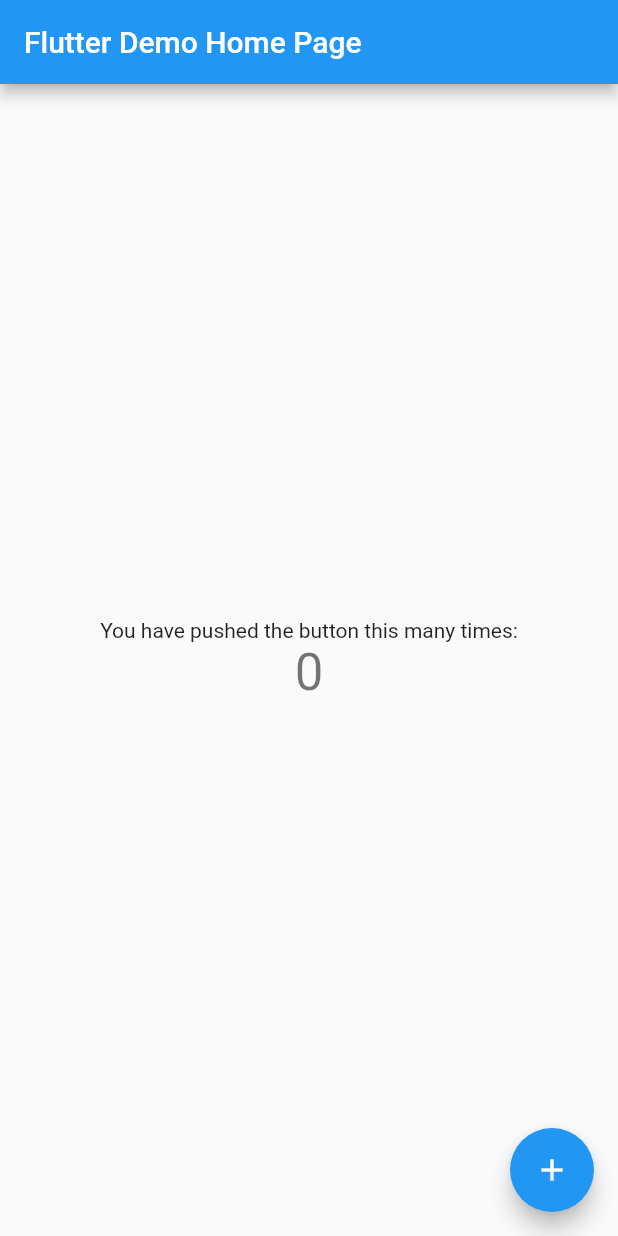
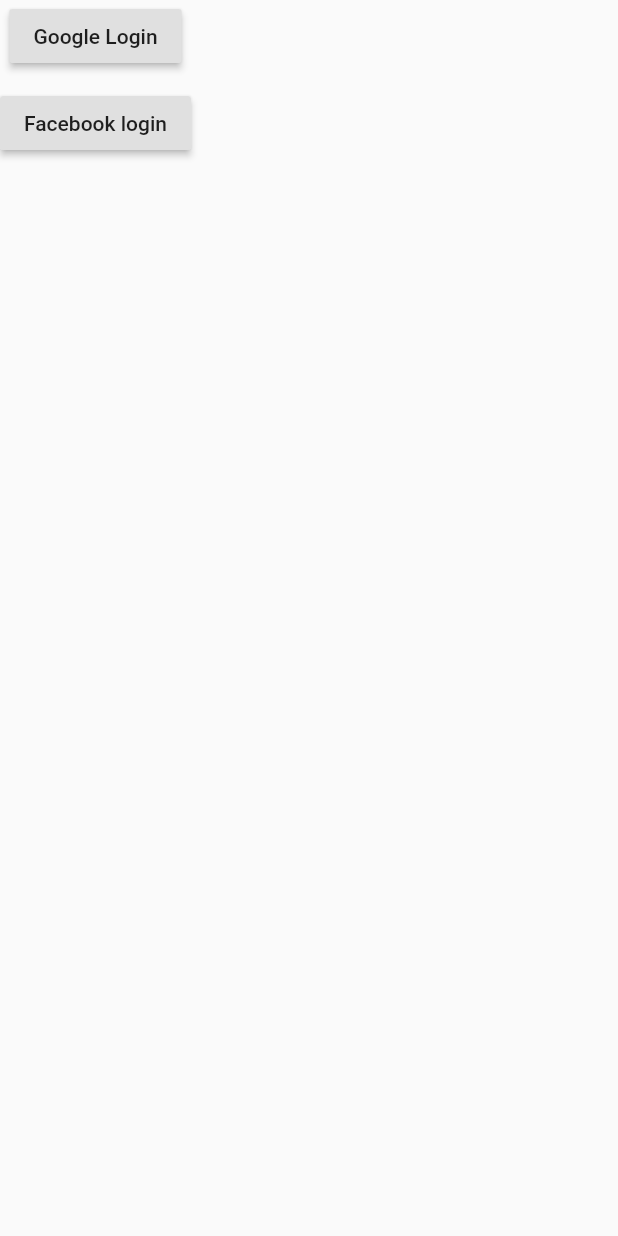
Before and after one commit to usman95/FlutterSocialModules, a Flutter app: the screen it shows after launch, on a phone screen of 412 x 824 dp. Run offline on Flutter 3.47's test engine with Material 2 defaults, Android fonts, the phone set to English and light mode, and no system bars; our stand-ins replace firebase_auth, google_sign_in; missing offline and left inert: flutter_facebook_login; accounts and stored records are empty.

Commit message:
gmail and fb login

```diff
--- a/lib/main.dart
+++ b/lib/main.dart
@@ -1,117 +1,118 @@
+import 'package:firebase_auth/firebase_auth.dart';
 import 'package:flutter/material.dart';
+import 'package:flutter_facebook_login/flutter_facebook_login.dart';
+import 'package:google_sign_in/google_sign_in.dart';
 
-void main() {
+main(){
   runApp(MyApp());
 }
 
 class MyApp extends StatelessWidget {
-  // This widget is the root of your application.
   @override
   Widget build(BuildContext context) {
     return MaterialApp(
-      title: 'Flutter Demo',
-      theme: ThemeData(
-        // This is the theme of your application.
-        //
-        // Try running your application with "flutter run". You'll see the
-        // application has a blue toolbar. Then, without quitting the app, try
-        // changing the primarySwatch below to Colors.green and then invoke
-        // "hot reload" (press "r" in the console where you ran "flutter run",
-        // or simply save your changes to "hot reload" in a Flutter IDE).
-        // Notice that the counter didn't reset back to zero; the application
-        // is not restarted.
-        primarySwatch: Colors.blue,
-        // This makes the visual density adapt to the platform that you run
-        // the app on. For desktop platforms, the controls will be smaller and
-        // closer together (more dense) than on mobile platforms.
-        visualDensity: VisualDensity.adaptivePlatformDensity,
-      ),
-      home: MyHomePage(title: 'Flutter Demo Home Page'),
+      debugShowCheckedModeBanner: false,
+      home:Wrapper() ,
     );
   }
 }
 
-class MyHomePage extends StatefulWidget {
-  MyHomePage({Key key, this.title}) : super(key: key);
 
-  // This widget is the home page of your application. It is stateful, meaning
-  // that it has a State object (defined below) that contains fields that affect
-  // how it looks.
 
-  // This class is the configuration for the state. It holds the values (in this
-  // case the title) provided by the parent (in this case the App widget) and
-  // used by the build method of the State. Fields in a Widget subclass are
-  // always marked "final".
-
-  final String title;
-
-  @override
-  _MyHomePageState createState() => _MyHomePageState();
-}
-
-class _MyHomePageState extends State<MyHomePage> {
-  int _counter = 0;
-
-  void _incrementCounter() {
-    setState(() {
-      // This call to setState tells the Flutter framework that something has
-      // changed in this State, which causes it to rerun the build method below
-      // so that the display can reflect the updated values. If we changed
-      // _counter without calling setState(), then the build method would not be
-      // called again, and so nothing would appear to happen.
-      _counter++;
-    });
-  }
-
+class Wrapper extends StatelessWidget {
   @override
   Widget build(BuildContext context) {
-    // This method is rerun every time setState is called, for instance as done
-    // by the _incrementCounter method above.
-    //
-    // The Flutter framework has been optimized to make rerunning build methods
-    // fast, so that you can just rebuild anything that needs updating rather
-    // than having to individually change instances of widgets.
-    return Scaffold(
-      appBar: AppBar(
-        // Here we take the value from the MyHomePage object that was created by
-        // the App.build method, and use it to set our appbar title.
-        title: Text(widget.title),
-      ),
-      body: Center(
-        // Center is a layout widget. It takes a single child and positions it
-        // in the middle of the parent.
-        child: Column(
-          // Column is also a layout widget. It takes a list of children and
-          // arranges them vertically. By default, it sizes itself to fit its
-          // children horizontally, and tries to be as tall as its parent.
-          //
-          // Invoke "debug painting" (press "p" in the console, choose the
-          // "Toggle Debug Paint" action from the Flutter Inspector in Android
-          // Studio, or the "Toggle Debug Paint" command in Visual Studio Code)
-          // to see the wireframe for each widget.
-          //
-          // Column has various properties to control how it sizes itself and
-          // how it positions its children. Here we use mainAxisAlignment to
-          // center the children vertically; the main axis here is the vertical
-          // axis because Columns are vertical (the cross axis would be
-          // horizontal).
-          mainAxisAlignment: MainAxisAlignment.center,
-          children: <Widget>[
-            Text(
-              'You have pushed the button this many times:',
-            ),
-            Text(
-              '$_counter',
-              style: Theme.of(context).textTheme.headline4,
-            ),
-          ],
-        ),
-      ),
-      floatingActionButton: FloatingActionButton(
-        onPressed: _incrementCounter,
-        tooltip: 'Increment',
-        child: Icon(Icons.add),
-      ), // This trailing comma makes auto-formatting nicer for build methods.
+    return StreamBuilder(
+      stream: FirebaseAuth.instance.onAuthStateChanged,
+      builder: (context,AsyncSnapshot<FirebaseUser> user){
+
+        if(user.connectionState==ConnectionState.waiting)return Center(child:CircularProgressIndicator());
+        if(user.data==null) return LoginScreen();
+        return HomeScreen(currentUser: user.data,);
+      },
     );
   }
 }
+
+class LoginScreen extends StatefulWidget {
+  @override
+  _LoginScreenState createState() => _LoginScreenState();
+}
+
+class _LoginScreenState extends State<LoginScreen> {
+  @override
+  Widget build(BuildContext context) {
+    return Scaffold(
+      body:SafeArea(
+        child:SingleChildScrollView(
+          child:Column(
+            mainAxisAlignment: MainAxisAlignment.center,
+            crossAxisAlignment: CrossAxisAlignment.center,
+            children: [
+              RaisedButton(
+                onPressed: (){
+                  GoogleSignIn googleAuth=new GoogleSignIn();
+    googleAuth.signIn().then((result){
+      result.authentication.then((googleKey){
+        AuthCredential googleCredential = GoogleAuthProvider.getCredential
+        (idToken:googleKey.idToken , accessToken: googleKey.accessToken);
+        FirebaseAuth.instance.signInWithCredential(googleCredential).then((user){
+          print(user.user.displayName);
+        }).catchError((error){
+          print(error.toString());
+        });
+      }).catchError((error){
+        print(error.toString());
+      });
+    }).catchError((error){
+      print(error.toString());
+    });
+                },
+                child: Text('Google Login'),
+              ),
+              SizedBox(height:10),
+              RaisedButton(
+                child:Text('Facebook login'),
+                onPressed: (){
+                  FacebookLogin fb=new FacebookLogin();
+    fb.logIn(['email','public_profile']).then((result){
+      switch(result.status){
+        case FacebookLoginStatus.loggedIn:
+         final token = result.accessToken.token;
+    AuthCredential fbCredential = FacebookAuthProvider.getCredential(accessToken: token);
+    FirebaseAuth.instance.signInWithCredential(fbCredential).then((user) {
+     print(user.user.displayName);
+    });return;
+        default:return;
+      }
+    }).catchError((error){
+      print(error);
+    });
+                },
+              )
+            ],
+          )
+        )
+      )
+    );
+  }
+}
+
+class HomeScreen extends StatelessWidget {
+
+  final FirebaseUser currentUser;
+
+  HomeScreen({this.currentUser});
+  @override
+  Widget build(BuildContext context) {
+    print(currentUser.email);
+    return Scaffold(
+      floatingActionButton: FloatingActionButton(
+        onPressed: (){
+          FirebaseAuth.instance.signOut();
+        },
+        child:Icon(Icons.logout)
+      ),
+    );
+  }
+}
--- a/pubspec.yaml
+++ b/pubspec.yaml
@@ -23,6 +23,9 @@ environment:
 dependencies:
   flutter:
     sdk: flutter
+  firebase_auth: ^0.16.1
+  google_sign_in: ^4.5.4
+  flutter_facebook_login: ^3.0.0
 
 
   # The following adds the Cupertino Icons font to your application.
```
Also changed, not shown: pubspec.lock, 5 other files.
